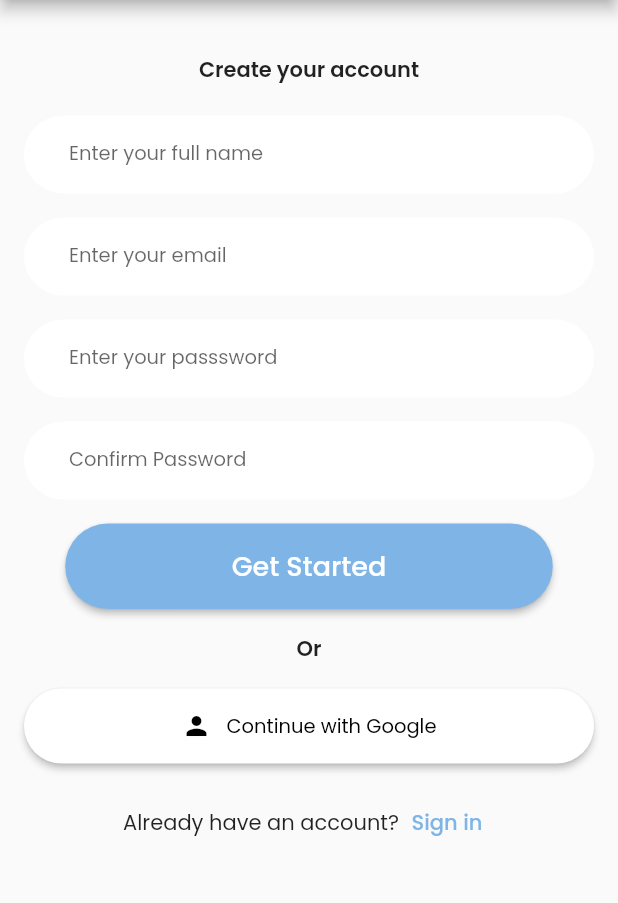
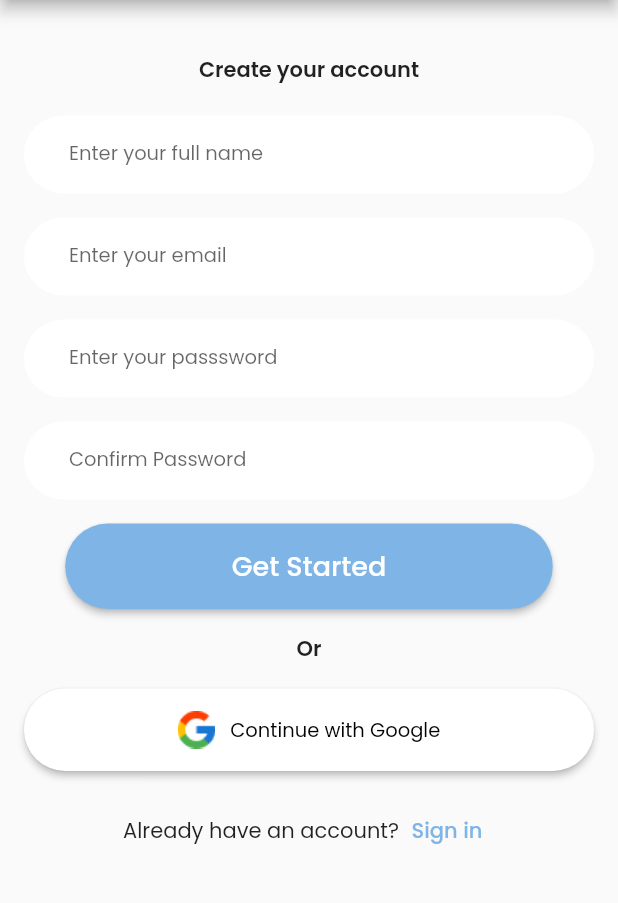
Before and after one commit to Black-Sigatoka/Frontend, a Flutter app: the RegisterScreen screen opened directly, on a phone screen of 412 x 824 dp, the part 84-987 px from its top. Run offline on Flutter 3.47's test engine with Material 2 defaults, Android fonts, the phone set to English and light mode, and no system bars; our stand-ins replace firebase_core; accounts and stored records are empty.

Commit message:
Changed the register button to use a Google icon instead of a person icon.

```diff
--- a/lib/screens/register_page.dart
+++ b/lib/screens/register_page.dart
@@ -97,11 +97,11 @@ class RegisterScreen extends StatelessWidget {
                 ),
                 child: Row(
                   mainAxisAlignment: MainAxisAlignment.center,
-                  children: const [
-                    Icon(
-                      Icons.person,
-                      size: 20,
-                      color: Colors.black,
+                  children: [
+                    Image.asset(
+                      'assets/icons/google_icon.png',
+                      height: 25,
+                      width: 25,
                     ),
                     SizedBox(width: 10),
                     Text(
--- a/pubspec.yaml
+++ b/pubspec.yaml
@@ -62,6 +62,7 @@ flutter:
   # To add assets to your application, add an assets section, like this:
   assets:
     - assets/images/
+    - assets/icons/
 
 
   # An image asset can refer to one or more resolution-specific "variants", see
```
Also changed, not shown: assets/icons/google_icon.png (added).
